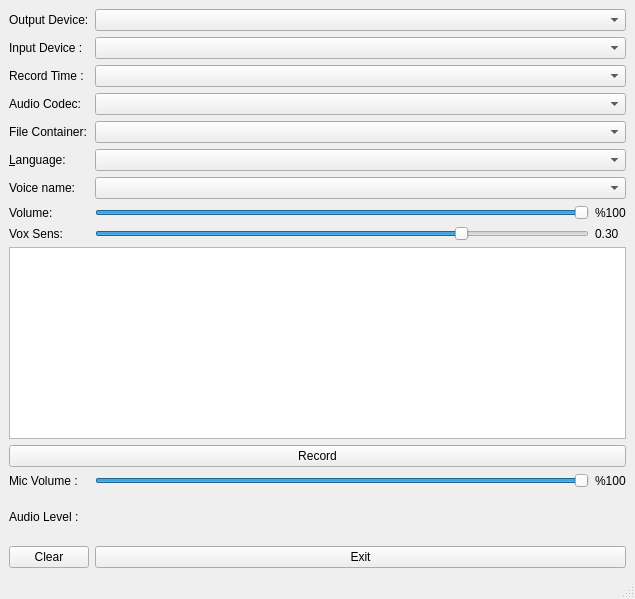
Above: ai.ui from takyonxxx/Artificial_Intelligence before the change. Below: the same form after it.
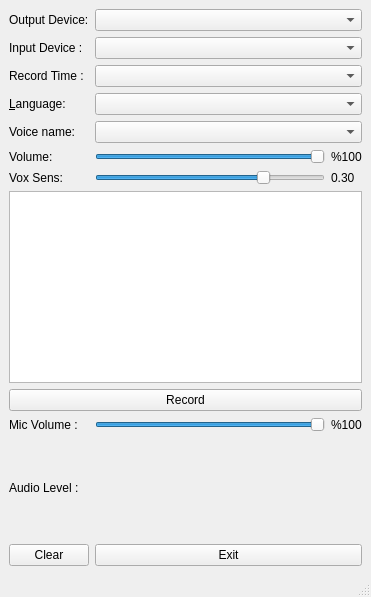
That is the form after the change.

Patch:
```diff
--- a/ai.ui
+++ b/ai.ui
@@ -6,8 +6,8 @@
    <rect>
     <x>0</x>
     <y>0</y>
-    <width>635</width>
-    <height>599</height>
+    <width>371</width>
+    <height>597</height>
    </rect>
   </property>
   <property name="windowTitle">
@@ -17,6 +17,28 @@
    <layout class="QGridLayout" name="gridLayout_3">
     <item row="0" column="0">
      <layout class="QGridLayout" name="gridLayout_2">
+      <item row="5" column="1">
+       <widget class="QSlider" name="speechVolumeSlider">
+        <property name="maximum">
+         <number>100</number>
+        </property>
+        <property name="singleStep">
+         <number>5</number>
+        </property>
+        <property name="pageStep">
+         <number>20</number>
+        </property>
+        <property name="value">
+         <number>100</number>
+        </property>
+        <property name="sliderPosition">
+         <number>100</number>
+        </property>
+        <property name="orientation">
+         <enum>Qt::Horizontal</enum>
+        </property>
+       </widget>
+      </item>
       <item row="1" column="0">
        <widget class="QLabel" name="labelInputDevice">
         <property name="text">
@@ -24,10 +46,43 @@
         </property>
        </widget>
       </item>
-      <item row="6" column="1" colspan="2">
+      <item row="6" column="2">
+       <widget class="QLabel" name="labelVoxSensivityInfo">
+        <property name="text">
+         <string>0.30</string>
+        </property>
+       </widget>
+      </item>
+      <item row="2" column="1" colspan="2">
+       <widget class="QComboBox" name="recordTimeBox"/>
+      </item>
+      <item row="1" column="1" colspan="2">
+       <widget class="QComboBox" name="audioInputDeviceBox"/>
+      </item>
+      <item row="2" column="0">
+       <widget class="QLabel" name="labelRecordTime">
+        <property name="text">
+         <string>Record Time : </string>
+        </property>
+       </widget>
+      </item>
+      <item row="4" column="1" colspan="2">
        <widget class="QComboBox" name="voice"/>
       </item>
-      <item row="5" column="0">
+      <item row="4" column="0">
+       <widget class="QLabel" name="labelVoice">
+        <property name="text">
+         <string>Voice name:</string>
+        </property>
+        <property name="alignment">
+         <set>Qt::AlignLeading|Qt::AlignLeft|Qt::AlignVCenter</set>
+        </property>
+       </widget>
+      </item>
+      <item row="0" column="1" colspan="2">
+       <widget class="QComboBox" name="audioOutputDeviceBox"/>
+      </item>
+      <item row="3" column="0">
        <widget class="QLabel" name="labelLanguage">
         <property name="sizePolicy">
          <sizepolicy hsizetype="Minimum" vsizetype="Preferred">
@@ -49,45 +104,10 @@
         </property>
        </widget>
       </item>
-      <item row="0" column="1" colspan="2">
-       <widget class="QComboBox" name="audioOutputDeviceBox"/>
-      </item>
-      <item row="6" column="0">
-       <widget class="QLabel" name="labelVoice">
+      <item row="5" column="2">
+       <widget class="QLabel" name="labelSpeechLevelInfo">
         <property name="text">
-         <string>Voice name:</string>
-        </property>
-        <property name="alignment">
-         <set>Qt::AlignLeading|Qt::AlignLeft|Qt::AlignVCenter</set>
-        </property>
-       </widget>
-      </item>
-      <item row="8" column="1">
-       <widget class="QSlider" name="voxSensivitySlider">
-        <property name="maximum">
-         <number>100</number>
-        </property>
-        <property name="singleStep">
-         <number>5</number>
-        </property>
-        <property name="pageStep">
-         <number>20</number>
-        </property>
-        <property name="value">
-         <number>75</number>
-        </property>
-        <property name="sliderPosition">
-         <number>75</number>
-        </property>
-        <property name="orientation">
-         <enum>Qt::Horizontal</enum>
-        </property>
-       </widget>
-      </item>
-      <item row="3" column="0">
-       <widget class="QLabel" name="label_2">
-        <property name="text">
-         <string>Audio Codec:</string>
+         <string>%100</string>
         </property>
        </widget>
       </item>
@@ -98,7 +118,29 @@
         </property>
        </widget>
       </item>
-      <item row="5" column="1" colspan="2">
+      <item row="6" column="1">
+       <widget class="QSlider" name="voxSensivitySlider">
+        <property name="maximum">
+         <number>100</number>
+        </property>
+        <property name="singleStep">
+         <number>5</number>
+        </property>
+        <property name="pageStep">
+         <number>20</number>
+        </property>
+        <property name="value">
+         <number>75</number>
+        </property>
+        <property name="sliderPosition">
+         <number>75</number>
+        </property>
+        <property name="orientation">
+         <enum>Qt::Horizontal</enum>
+        </property>
+       </widget>
+      </item>
+      <item row="3" column="1" colspan="2">
        <widget class="QComboBox" name="language">
         <property name="sizePolicy">
          <sizepolicy hsizetype="Expanding" vsizetype="Fixed">
@@ -108,72 +150,7 @@
         </property>
        </widget>
       </item>
-      <item row="1" column="1" colspan="2">
-       <widget class="QComboBox" name="audioInputDeviceBox"/>
-      </item>
-      <item row="8" column="2">
-       <widget class="QLabel" name="labelVoxSensivityInfo">
-        <property name="text">
-         <string>0.30</string>
-        </property>
-       </widget>
-      </item>
-      <item row="7" column="2">
-       <widget class="QLabel" name="labelSpeechLevelInfo">
-        <property name="text">
-         <string>%100</string>
-        </property>
-       </widget>
-      </item>
-      <item row="2" column="0">
-       <widget class="QLabel" name="labelRecordTime">
-        <property name="text">
-         <string>Record Time : </string>
-        </property>
-       </widget>
-      </item>
-      <item row="7" column="1">
-       <widget class="QSlider" name="speechVolumeSlider">
-        <property name="maximum">
-         <number>100</number>
-        </property>
-        <property name="singleStep">
-         <number>5</number>
-        </property>
-        <property name="pageStep">
-         <number>20</number>
-        </property>
-        <property name="value">
-         <number>100</number>
-        </property>
-        <property name="sliderPosition">
-         <number>100</number>
-        </property>
-        <property name="orientation">
-         <enum>Qt::Horizontal</enum>
-        </property>
-       </widget>
-      </item>
-      <item row="2" column="1" colspan="2">
-       <widget class="QComboBox" name="recordTimeBox"/>
-      </item>
-      <item row="7" column="0">
-       <widget class="QLabel" name="labelVolume">
-        <property name="sizePolicy">
-         <sizepolicy hsizetype="Minimum" vsizetype="Preferred">
-          <horstretch>0</horstretch>
-          <verstretch>0</verstretch>
-         </sizepolicy>
-        </property>
-        <property name="text">
-         <string>Volume:</string>
-        </property>
-        <property name="alignment">
-         <set>Qt::AlignLeading|Qt::AlignLeft|Qt::AlignVCenter</set>
-        </property>
-       </widget>
-      </item>
-      <item row="8" column="0">
+      <item row="6" column="0">
        <widget class="QLabel" name="labelVolume_2">
         <property name="sizePolicy">
          <sizepolicy hsizetype="Minimum" vsizetype="Preferred">
@@ -189,19 +166,22 @@
         </property>
        </widget>
       </item>
-      <item row="4" column="0">
-       <widget class="QLabel" name="label_3">
+      <item row="5" column="0">
+       <widget class="QLabel" name="labelVolume">
+        <property name="sizePolicy">
+         <sizepolicy hsizetype="Minimum" vsizetype="Preferred">
+          <horstretch>0</horstretch>
+          <verstretch>0</verstretch>
+         </sizepolicy>
+        </property>
         <property name="text">
-         <string>File Container:</string>
+         <string>Volume:</string>
+        </property>
+        <property name="alignment">
+         <set>Qt::AlignLeading|Qt::AlignLeft|Qt::AlignVCenter</set>
         </property>
        </widget>
       </item>
-      <item row="3" column="1" colspan="2">
-       <widget class="QComboBox" name="audioCodecBox"/>
-      </item>
-      <item row="4" column="1" colspan="2">
-       <widget class="QComboBox" name="containerBox"/>
-      </item>
      </layout>
     </item>
     <item row="1" column="0">
```
